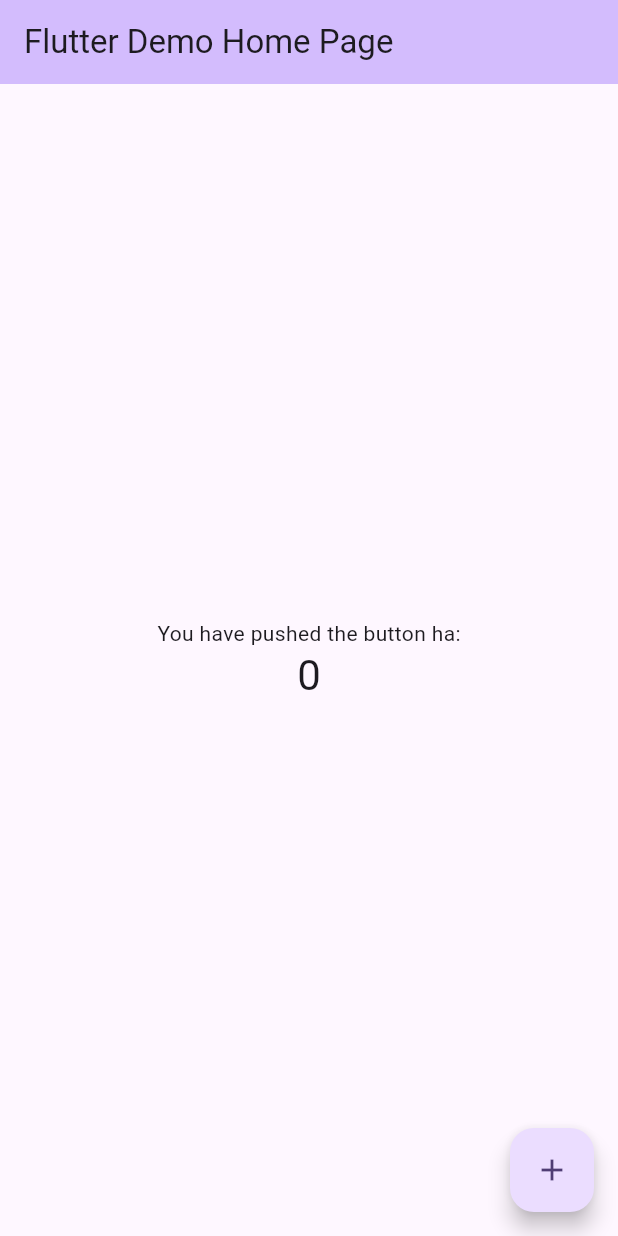
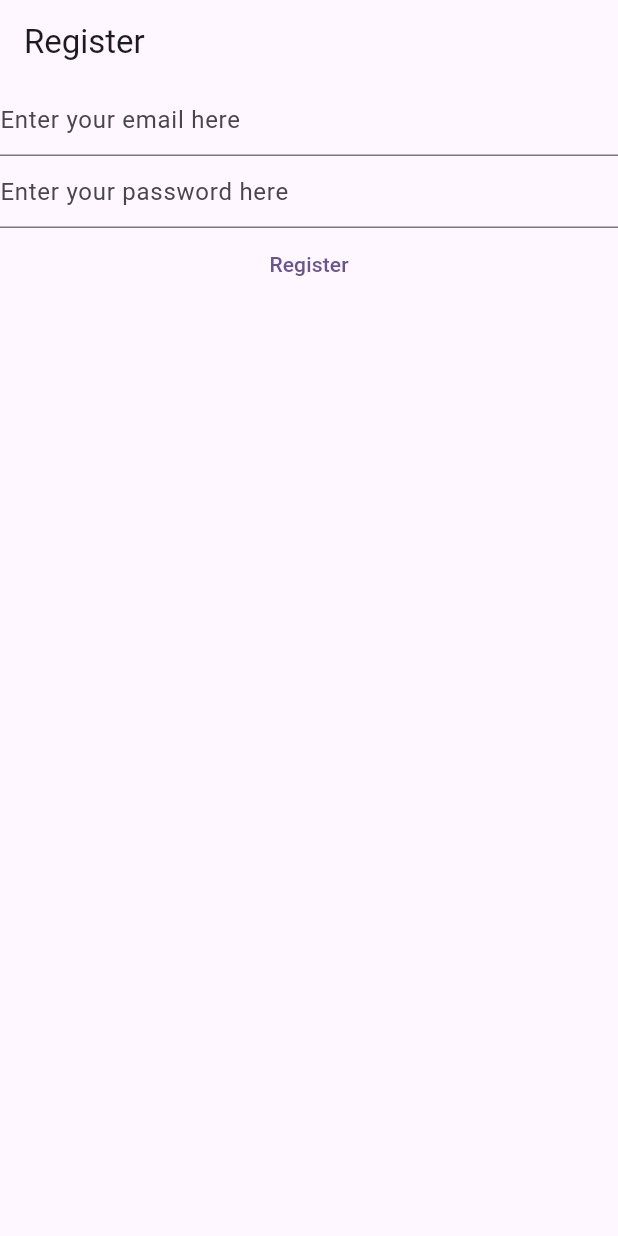
Before and after one commit to RizPur/LucidLogs, a Flutter app: the screen it shows after launch, on a phone screen of 412 x 824 dp. Run offline on Flutter 3.47's test engine with Material 3 defaults, Android fonts, the phone set to English and light mode, and no system bars; our stand-ins replace firebase_auth, firebase_core; accounts and stored records are empty.

Commit message:
registration successful

```diff
--- a/lib/main.dart
+++ b/lib/main.dart
@@ -1,6 +1,11 @@
+import 'package:firebase_core/firebase_core.dart';
 import 'package:flutter/material.dart';
+import 'package:firebase_auth/firebase_auth.dart';
+import 'firebase_options.dart';
+
 
 void main() {
+  WidgetsFlutterBinding.ensureInitialized();
   runApp(const MyApp());
 }
 
@@ -13,113 +18,78 @@ class MyApp extends StatelessWidget {
     return MaterialApp(
       title: 'Flutter Demo',
       theme: ThemeData(
-        // This is the theme of your application.
-        //
-        // TRY THIS: Try running your application with "flutter run". You'll see
-        // the application has a purple toolbar. Then, without quitting the app,
-        // try changing the seedColor in the colorScheme below to Colors.green
-        // and then invoke "hot reload" (save your changes or press the "hot
-        // reload" button in a Flutter-supported IDE, or press "r" if you used
-        // the command line to start the app).
-        //
-        // Notice that the counter didn't reset back to zero; the application
-        // state is not lost during the reload. To reset the state, use hot
-        // restart instead.
-        //
-        // This works for code too, not just values: Most code changes can be
-        // tested with just a hot reload.
         colorScheme: ColorScheme.fromSeed(seedColor: Colors.deepPurple),
         useMaterial3: true,
       ),
-      home: const MyHomePage(title: 'Flutter Demo Home Page'),
+      home: const HomePage(),
     );
   }
 }
 
-class MyHomePage extends StatefulWidget {
-  const MyHomePage({super.key, required this.title});
-
-  // This widget is the home page of your application. It is stateful, meaning
-  // that it has a State object (defined below) that contains fields that affect
-  // how it looks.
-
-  // This class is the configuration for the state. It holds the values (in this
-  // case the title) provided by the parent (in this case the App widget) and
-  // used by the build method of the State. Fields in a Widget subclass are
-  // always marked "final".
-
-  final String title;
+class HomePage extends StatefulWidget {
+  const HomePage({super.key});
 
   @override
-  State<MyHomePage> createState() => _MyHomePageState();
+  State<HomePage> createState() => _HomePageState();
 }
 
-class _MyHomePageState extends State<MyHomePage> {
-  int _counter = 0;
+class _HomePageState extends State<HomePage> {
+  late final TextEditingController _email;
+  late final TextEditingController _password;
 
-  void _incrementCounter() {
-    setState(() {
-      // This call to setState tells the Flutter framework that something has
-      // changed in this State, which causes it to rerun the build method below
-      // so that the display can reflect the updated values. If we changed
-      // _counter without calling setState(), then the build method would not be
-      // called again, and so nothing would appear to happen.
-      _counter++;
-    });
+  @override
+  void initState() {
+    _email = TextEditingController();
+    _password = TextEditingController();
+    super.initState();
+  }
+
+  @override
+  void dispose() {
+    _email.dispose();
+    _password.dispose();
+    super.dispose();
   }
 
   @override
   Widget build(BuildContext context) {
-    // This method is rerun every time setState is called, for instance as done
-    // by the _incrementCounter method above.
-    //
-    // The Flutter framework has been optimized to make rerunning build methods
-    // fast, so that you can just rebuild anything that needs updating rather
-    // than having to individually change instances of widgets.
     return Scaffold(
-      appBar: AppBar(
-        // TRY THIS: Try changing the color here to a specific color (to
-        // Colors.amber, perhaps?) and trigger a hot reload to see the AppBar
-        // change color while the other colors stay the same.
-        backgroundColor: Theme.of(context).colorScheme.inversePrimary,
-        // Here we take the value from the MyHomePage object that was created by
-        // the App.build method, and use it to set our appbar title.
-        title: Text(widget.title),
+      appBar: AppBar(title: const Text("Register"),
       ),
-      body: Center(
-        // Center is a layout widget. It takes a single child and positions it
-        // in the middle of the parent.
-        child: Column(
-          // Column is also a layout widget. It takes a list of children and
-          // arranges them vertically. By default, it sizes itself to fit its
-          // children horizontally, and tries to be as tall as its parent.
-          //
-          // Column has various properties to control how it sizes itself and
-          // how it positions its children. Here we use mainAxisAlignment to
-          // center the children vertically; the main axis here is the vertical
-          // axis because Columns are vertical (the cross axis would be
-          // horizontal).
-          //
-          // TRY THIS: Invoke "debug painting" (choose the "Toggle Debug Paint"
-          // action in the IDE, or press "p" in the console), to see the
-          // wireframe for each widget.
-          mainAxisAlignment: MainAxisAlignment.center,
-          children: <Widget>[
-            const Text(
-              'You have pushed the button ha:',
+      body: Column(
+        children: [
+          TextField(
+            controller: _email,
+            autocorrect: false,
+            keyboardType: TextInputType.emailAddress,
+            decoration: const InputDecoration(
+              hintText: "Enter your email here"
             ),
-            Text(
-              '$_counter',
-              style: Theme.of(context).textTheme.headlineMedium,
+          ),
+          TextField(
+            controller: _password,
+            obscureText: true,
+            enableSuggestions: false,
+            autocorrect: false,
+            decoration: const InputDecoration(
+              hintText: "Enter your password here"
             ),
-          ],
-        ),
+          ),
+          TextButton(
+            onPressed: () async {
+              print("Please wait..");
+              await Firebase.initializeApp(
+                options: DefaultFirebaseOptions.currentPlatform,
+              );
+              final email = _email.text;
+              final password = _password.text;
+              final user = await FirebaseAuth.instance.createUserWithEmailAndPassword(email: email, password: password);
+              print(user);
+          },
+            child: const Text("Register"),
+          ),
+        ],
       ),
-      floatingActionButton: FloatingActionButton(
-        onPressed: _incrementCounter,
-        tooltip: 'Increment',
-        child: const Icon(Icons.add),
-      ), // This trailing comma makes auto-formatting nicer for build methods.
     );
   }
 }
```
Also changed, not shown: lib/firebase_options.dart (added), 5 other files.
